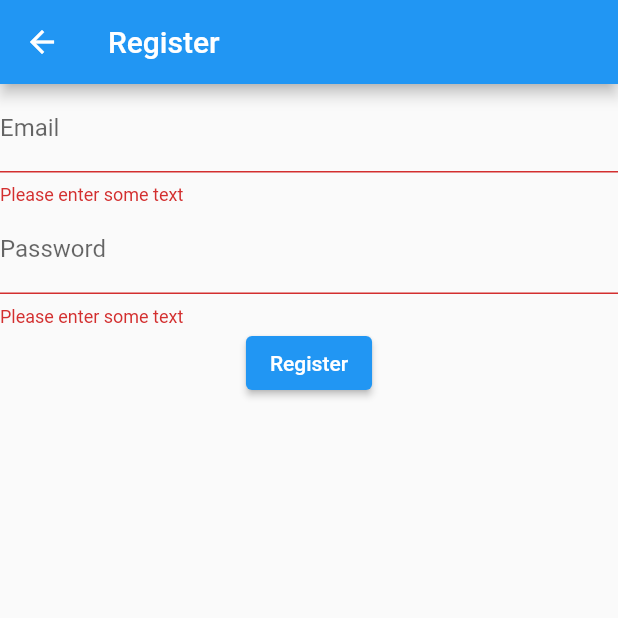
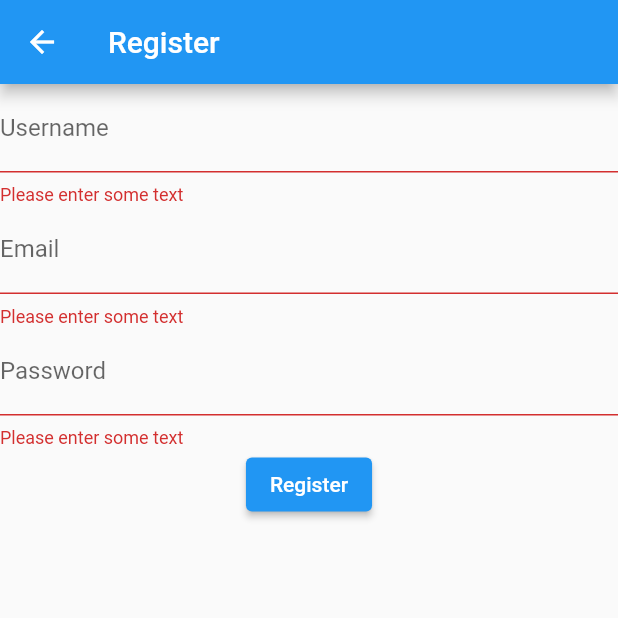
Before and after one commit to ir0nstone/Twooter, a Flutter app: the RegisterPage screen opened directly, after a tap on "Register", on a phone screen of 412 x 824 dp, the top half of it. Run offline on Flutter 3.47's test engine with Material 2 defaults, Android fonts, the phone set to English and light mode, and no system bars; our stand-ins replace cloud_firestore, firebase_auth, firebase_core; accounts and stored records are empty.

Commit message:
Username now saved; password obscured

```diff
--- a/lib/preauth/login.dart
+++ b/lib/preauth/login.dart
@@ -67,6 +67,9 @@ class _LoginFormState extends State<LoginForm> {
               return null;
             },
             controller: passwordController,
+            obscureText: true,
+            enableSuggestions: false,
+            autocorrect: false,
           ),
 
           // Submit Button
@@ -92,7 +95,7 @@ class _LoginFormState extends State<LoginForm> {
                   print('Wrong password provided for that user.');
                 }
               }
-          },
+            },
             child: const Text('Log In'),
           ),
         ],
--- a/lib/preauth/register.dart
+++ b/lib/preauth/register.dart
@@ -1,6 +1,9 @@
 import 'package:flutter/material.dart';
 
 import 'package:firebase_auth/firebase_auth.dart';
+import 'package:cloud_firestore/cloud_firestore.dart';
+
+import 'package:twooter/postauth/authenticated.dart';
 
 class RegisterPage extends StatelessWidget {
   const RegisterPage({Key? key}) : super(key: key);
@@ -30,6 +33,7 @@ class RegisterForm extends StatefulWidget {
 class _RegisterFormState extends State<RegisterForm> {
   final _formKey = GlobalKey<FormState>();
 
+  final usernameController = TextEditingController();
   final emailController = TextEditingController();
   final passwordController = TextEditingController();
 
@@ -40,6 +44,20 @@ class _RegisterFormState extends State<RegisterForm> {
       key: _formKey,
       child: Column(
         children: <Widget>[
+          // Username
+          TextFormField(
+            decoration: const InputDecoration(
+              labelText: 'Username',
+            ),
+            validator: (value) {
+              if (value == null || value.isEmpty) {
+                return 'Please enter some text';
+              }
+              return null;
+            },
+            controller: usernameController,
+          ),
+
           // Email
           TextFormField(
             decoration: const InputDecoration(
@@ -66,6 +84,9 @@ class _RegisterFormState extends State<RegisterForm> {
               return null;
             },
             controller: passwordController,
+            obscureText: true,
+            enableSuggestions: false,
+            autocorrect: false,
           ),
 
           // Submit Button
@@ -74,12 +95,22 @@ class _RegisterFormState extends State<RegisterForm> {
               if (!_formKey.currentState!.validate()) return;
 
               try {
-                await FirebaseAuth.instance.createUserWithEmailAndPassword(
+                UserCredential userCredential = await FirebaseAuth.instance.createUserWithEmailAndPassword(
                     email: emailController.text,
                     password: passwordController.text
                 );
 
-                Navigator.pop(context);
+                User user = userCredential.user!;
+                CollectionReference reference = FirebaseFirestore.instance.collection('users');
+
+                DocumentReference doc = reference.doc(user.uid);
+                await doc.set({"username": usernameController.text});
+
+                Navigator.of(context).pushReplacement(
+                  MaterialPageRoute(
+                    builder: (context) => AuthenticatedPage(userCredential.user!),
+                  ),
+                );
               } on FirebaseAuthException catch (e) {
                 if (e.code == 'weak-password') {
                   print('Weak Password!');
```
